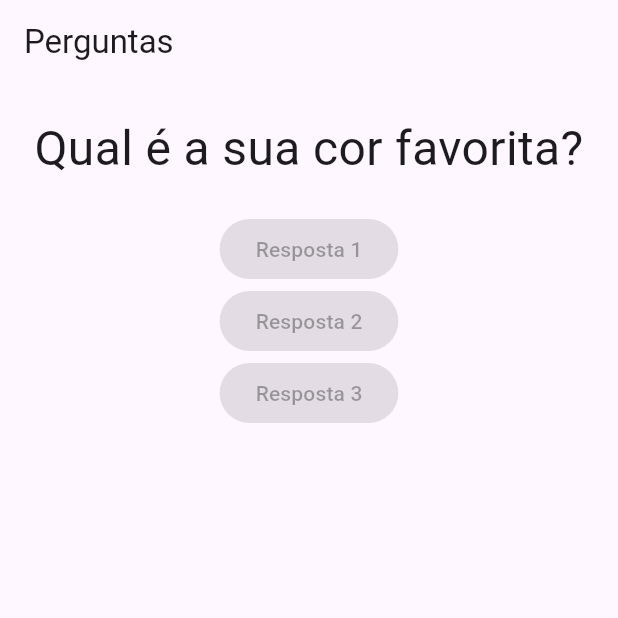
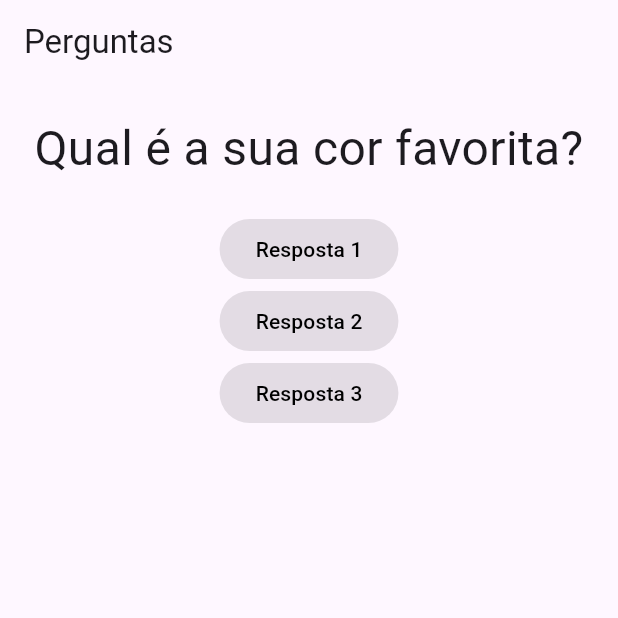
Before and after one commit to GuestRicardo/Quiz-FLUTTER, a Flutter app: the screen it shows after launch, on a phone screen of 412 x 824 dp, the top half of it. Run offline on Flutter 3.47's test engine with Material 3 defaults, Android fonts, the phone set to English and light mode, and no system bars.

Commit message:
formatando

```diff
--- a/quiz/lib/resposta.dart
+++ b/quiz/lib/resposta.dart
@@ -7,10 +7,13 @@ class Resposta extends StatelessWidget {
   @override
   Widget build(BuildContext context) {
     return ElevatedButton(
+      style: ButtonStyle(
+        foregroundColor: WidgetStateProperty.all<Color>(
+          const Color.fromARGB(255, 0, 0, 0),
+        ),
+      ),
       onPressed: null,
-
-
-      child: Text(texto)
-      );
+      child: Text(texto),
+    );
   }
 }
```
